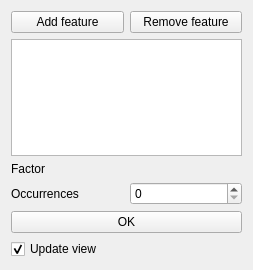
First picture: the form in src/Mod/PartDesign/Gui/TaskScaledParameters.ui, repository southseact-3d/fcd, before the edit.
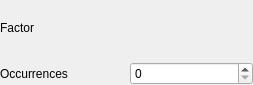
Second picture: the form after the edit. Custom widgets are drawn as their Qt base class.

Commit message:
Refactor PD Pattern Tasks ui files
All files contain the same add/remove buttons and a feature list.

These common elements are moved into the TaskTransformedParameters.ui file.
The same goes for the common OK Button that is used in a MultiTransform.

The ui files for the patterns only contain their distinctive
parameters. And the common ui files contain an empy widget that will
be filled with the respective parameter widgets from the patterns.

```diff
--- a/src/Mod/PartDesign/Gui/TaskScaledParameters.ui
+++ b/src/Mod/PartDesign/Gui/TaskScaledParameters.ui
@@ -7,44 +7,25 @@
     <x>0</x>
     <y>0</y>
     <width>253</width>
-    <height>270</height>
+    <height>85</height>
    </rect>
   </property>
   <property name="windowTitle">
    <string notr="true">Form</string>
   </property>
   <layout class="QVBoxLayout" name="verticalLayout">
-   <item>
-    <layout class="QHBoxLayout" name="horizontalLayout_4">
-     <item>
-      <widget class="QPushButton" name="buttonAddFeature">
-       <property name="text">
-        <string>Add feature</string>
-       </property>
-       <property name="checkable">
-        <bool>true</bool>
-       </property>
-      </widget>
-     </item>
-     <item>
-      <widget class="QPushButton" name="buttonRemoveFeature">
-       <property name="text">
-        <string>Remove feature</string>
-       </property>
-       <property name="checkable">
-        <bool>true</bool>
-       </property>
-      </widget>
-     </item>
-    </layout>
-   </item>
-   <item>
-    <widget class="QListWidget" name="listWidgetFeatures">
-     <property name="dragDropMode">
-      <enum>QAbstractItemView::InternalMove</enum>
-     </property>
-    </widget>
-   </item>
+   <property name="leftMargin">
+    <number>0</number>
+   </property>
+   <property name="topMargin">
+    <number>0</number>
+   </property>
+   <property name="rightMargin">
+    <number>0</number>
+   </property>
+   <property name="bottomMargin">
+    <number>0</number>
+   </property>
    <item>
     <layout class="QHBoxLayout" name="horizontalLayout_2">
      <item>
@@ -73,40 +54,6 @@
      </item>
     </layout>
    </item>
-   <item>
-    <layout class="QHBoxLayout" name="horizontalLayout_3">
-     <item>
-      <widget class="QPushButton" name="buttonOK">
-       <property name="text">
-        <string>OK</string>
-       </property>
-      </widget>
-     </item>
-    </layout>
-   </item>
-   <item>
-    <widget class="QCheckBox" name="checkBoxUpdateView">
-     <property name="text">
-      <string>Update view</string>
-     </property>
-     <property name="checked">
-      <bool>true</bool>
-     </property>
-    </widget>
-   </item>
-   <item>
-    <spacer name="verticalSpacer">
-     <property name="orientation">
-      <enum>Qt::Vertical</enum>
-     </property>
-     <property name="sizeHint" stdset="0">
-      <size>
-       <width>20</width>
-       <height>40</height>
-      </size>
-     </property>
-    </spacer>
-   </item>
   </layout>
  </widget>
  <customwidgets>
```
Left out of the diff: 7 changed lines with no effect on the pictures. The commit also changes 6 other files.
